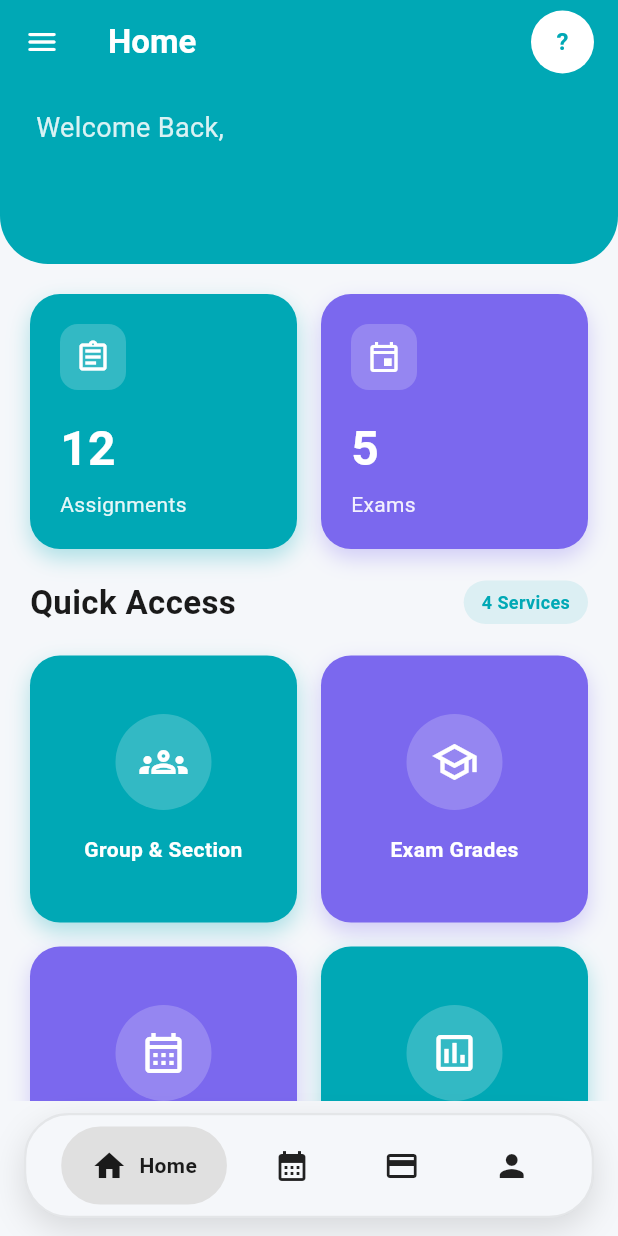
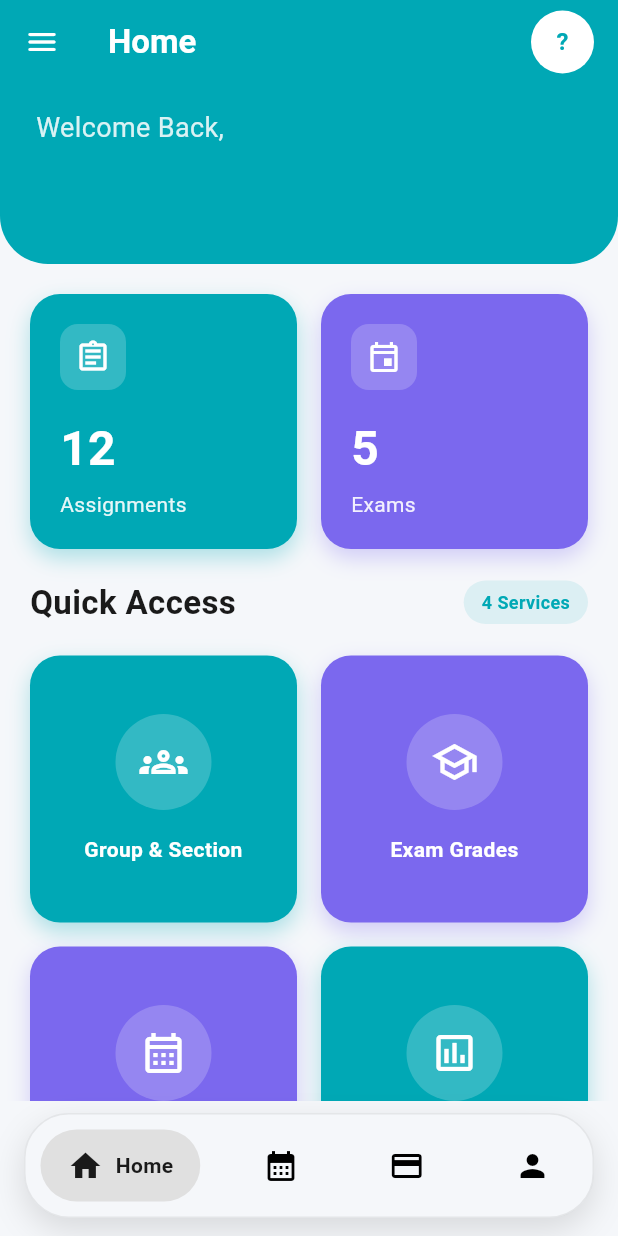
Before and after one commit to am4iir/DAM-Project, a Flutter app: the Student screen opened by its route, on a phone screen of 412 x 824 dp. Run offline on Flutter 3.47's test engine with Material 3 defaults, Android fonts, the phone set to English and light mode, and no system bars; drawn by our look-alikes of google_nav_bar; our stand-ins replace shared_preferences; accounts and stored records are empty.

Commit message:
feat: add customizable Navbar widget with Google Nav Bar integration

```diff
--- a/frontend/lib/pages/student_page/student_main.dart
+++ b/frontend/lib/pages/student_page/student_main.dart
@@ -1,12 +1,12 @@
+import 'package:flutter/material.dart';
 import 'package:frontend/pages/student_page/student_page/student_cart_page.dart';
 import 'package:frontend/pages/student_page/student_page/student_home_page.dart';
 import 'package:frontend/pages/student_page/student_page/student_profile_page.dart';
 import 'package:frontend/pages/student_page/student_page/student_program_page.dart';
-import 'package:google_nav_bar/google_nav_bar.dart';
-import 'package:flutter/material.dart';
+import 'package:frontend/widgets/widget/navbar.dart';
 
 class Student extends StatefulWidget {
-  Student({super.key});
+  const Student({super.key});
 
   @override
   State<Student> createState() => _StudentState();
@@ -15,11 +15,18 @@ class Student extends StatefulWidget {
 class _StudentState extends State<Student> {
   int _selectedIndex = 0;
 
-  final List<Widget> studentPages = [
+  final List<Widget> studentPages = const [
     StudentHomePage(),
     StudentProgramPage(),
     StudentCartPage(),
     StudentProfilePage(),
+  ];
+
+  final List<Map<String, dynamic>> navItems = const [
+    {'icon': Icons.home, 'text': 'Home'},
+    {'icon': Icons.calendar_month, 'text': 'Program'},
+    {'icon': Icons.credit_card, 'text': 'Card'},
+    {'icon': Icons.person, 'text': 'Profile'},
   ];
 
   @override
@@ -29,7 +36,6 @@ class _StudentState extends State<Student> {
     return Scaffold(
       backgroundColor: theme.colorScheme.background,
 
-      // Use IndexedStack to preserve page states when switching tabs
       body: IndexedStack(
         index: _selectedIndex,
         children: studentPages,
@@ -41,45 +47,28 @@ class _StudentState extends State<Student> {
           child: Container(
             height: 70,
             decoration: BoxDecoration(
-              color: Theme.of(context).colorScheme.background,
+              color: theme.colorScheme.background,
               border: Border.all(
                 color: theme.colorScheme.onBackground.withOpacity(0.08),
-                width: 1.5,
               ),
               borderRadius: BorderRadius.circular(30),
               boxShadow: [
                 BoxShadow(
                   color: Colors.black.withOpacity(0.12),
                   blurRadius: 18,
-                  offset: Offset(0, 8),
+                  offset: const Offset(0, 8),
                 ),
               ],
             ),
             padding: const EdgeInsets.symmetric(horizontal: 10, vertical: 6),
-            child: GNav(
-
-              rippleColor: Colors.grey.shade300,
-              hoverColor: Colors.black,
-              gap: 8,
-              activeColor: Theme.of(context).colorScheme.onBackground,
-              color:Colors.black87,
-              iconSize: 24,
-              padding: const EdgeInsets.symmetric(horizontal: 18, vertical: 12),
-              tabBackgroundColor:Colors.grey.shade300,
-              tabActiveBorder: Border.all(
-                color: Colors.grey.shade300,
-                width: 2,
-              ),
-
+            child: Navbar(
+              items: navItems,
               selectedIndex: _selectedIndex,
-              mainAxisAlignment: MainAxisAlignment.spaceEvenly,
-              tabs: const [
-                GButton(icon: Icons.home, text: 'Home'),
-                GButton(icon: Icons.calendar_month, text: 'Program'),
-                GButton(icon: Icons.credit_card, text: 'Card'),
-                GButton(icon: Icons.person, text: 'Profile'),
-              ],
-              onTabChange: (index) => setState(() => _selectedIndex = index),
+              onChanged: (index) {
+                setState(() {
+                  _selectedIndex = index;
+                });
+              },
             ),
           ),
         ),
--- /dev/null
+++ b/frontend/lib/widgets/widget/navbar.dart
@@ -0,0 +1,42 @@
+import 'package:flutter/material.dart';
+import 'package:google_nav_bar/google_nav_bar.dart';
+
+class Navbar extends StatefulWidget {
+  const Navbar({
+    super.key,
+    required this.items,
+    required this.selectedIndex,
+    required this.onChanged,
+  });
+
+  final List<Map<String, dynamic>> items;
+  final int selectedIndex;
+  final ValueChanged<int> onChanged;
+
+  @override
+  State<Navbar> createState() => _NavbarState();
+}
+
+class _NavbarState extends State<Navbar> {
+  @override
+  Widget build(BuildContext context) {
+    return GNav(
+      selectedIndex: widget.selectedIndex,
+      onTabChange: widget.onChanged,
+      rippleColor: Colors.grey.shade300,
+      hoverColor: Colors.grey.shade300,
+      gap: 8,
+      color: const Color.fromARGB(255, 0, 0, 0),
+      activeColor: Theme.of(context).colorScheme.onBackground,
+      iconSize: 24,
+      padding: const EdgeInsets.symmetric(horizontal: 18, vertical: 12),
+      tabBackgroundColor: Colors.grey.shade300,
+      tabs: widget.items.map((item) {
+        return GButton(
+          icon: item['icon'] as IconData,
+          text: item['text'] as String,
+        );
+      }).toList(),
+    );
+  }
+}
```
Also changed, not shown: frontend/lib/pages/auth/singin_page.dart (+33 -30 lines), 3 other files.
